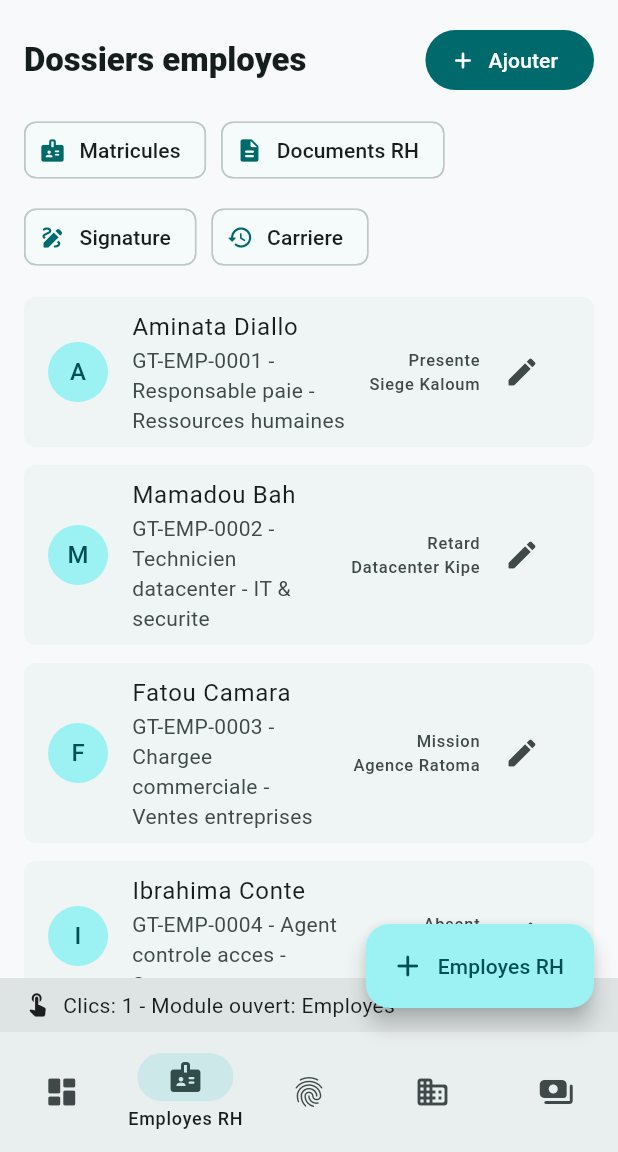
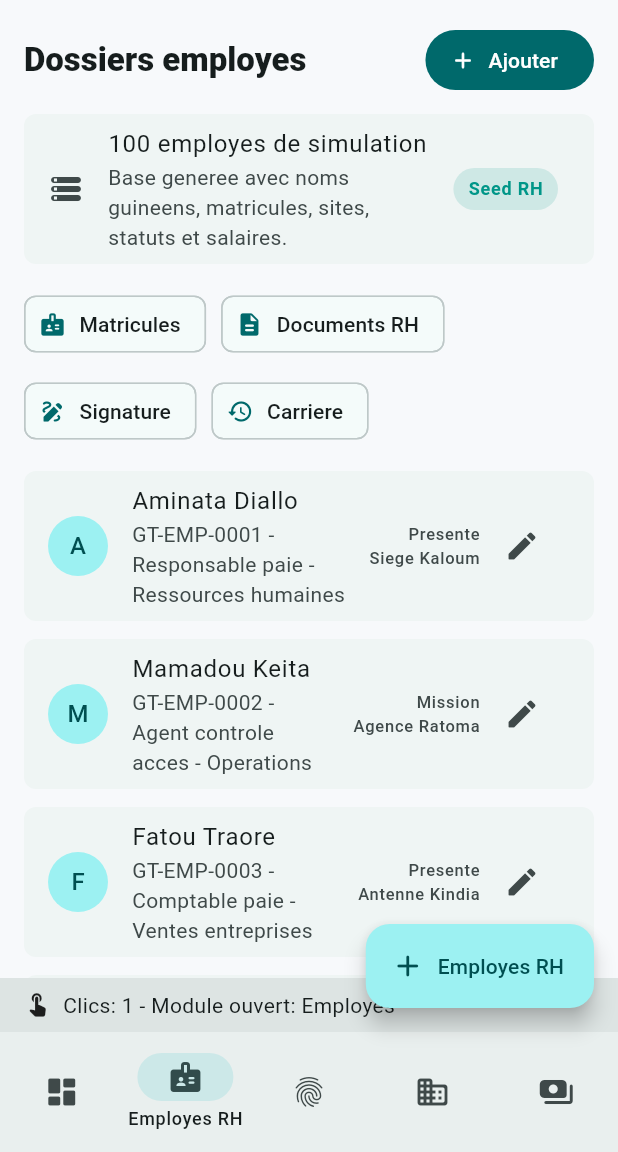
Before and after one commit to gaouchio92-droid/GeoTimeRH360, a Flutter app: the screen it shows after launch, item 2 of the bottom bar chosen, on a phone screen of 412 x 824 dp, the part 84-1236 px from its top. Run offline on Flutter 3.47's test engine with Material 3 defaults, Android fonts, the phone set to English and light mode, and no system bars.

Commit message:
Add PostgreSQL employee simulation seed

```diff
--- a/lib/data/demo_data.dart
+++ b/lib/data/demo_data.dart
@@ -243,60 +243,7 @@ class WorkforcePlan {
 }
 
 class DemoData {
-  static const employees = [
-    Employee(
-      name: 'Aminata Diallo',
-      employeeId: 'GT-EMP-0001',
-      role: 'Responsable paie',
-      department: 'Ressources humaines',
-      site: 'Siege Kaloum',
-      phone: '+224 620 11 22 33',
-      email: 'aminata.diallo@demo.gn',
-      status: 'Presente',
-      lateMinutes: 0,
-      overtimeHours: 4.5,
-      baseSalary: 9200000,
-    ),
-    Employee(
-      name: 'Mamadou Bah',
-      employeeId: 'GT-EMP-0002',
-      role: 'Technicien datacenter',
-      department: 'IT & securite',
-      site: 'Datacenter Kipe',
-      phone: '+224 624 55 44 22',
-      email: 'mamadou.bah@demo.gn',
-      status: 'Retard',
-      lateMinutes: 28,
-      overtimeHours: 9,
-      baseSalary: 7800000,
-    ),
-    Employee(
-      name: 'Fatou Camara',
-      employeeId: 'GT-EMP-0003',
-      role: 'Chargee commerciale',
-      department: 'Ventes entreprises',
-      site: 'Agence Ratoma',
-      phone: '+224 622 77 88 99',
-      email: 'fatou.camara@demo.gn',
-      status: 'Mission',
-      lateMinutes: 0,
-      overtimeHours: 2,
-      baseSalary: 6500000,
-    ),
-    Employee(
-      name: 'Ibrahima Conte',
-      employeeId: 'GT-EMP-0004',
-      role: 'Agent controle acces',
-      department: 'Surete',
-      site: 'Hopital Donka',
-      phone: '+224 628 70 70 10',
-      email: 'ibrahima.conte@demo.gn',
-      status: 'Absent',
-      lateMinutes: 0,
-      overtimeHours: 0,
-      baseSalary: 5100000,
-    ),
-  ];
+  static final employees = _buildEmployees();
 
   static const sites = [
     WorkSite(
@@ -365,7 +312,7 @@ class DemoData {
     allowances: 3400000,
     deductions: 510000,
     net: 28430000,
-    employeeCount: 244,
+    employeeCount: 100,
     pendingApprovals: 3,
   );
 
@@ -554,4 +501,112 @@ class DemoData {
   ];
 
   static const attendanceTrend = [82.0, 88.0, 91.0, 86.0, 94.0, 89.0, 96.0];
+
+  static List<Employee> _buildEmployees() {
+    const firstNames = [
+      'Aminata',
+      'Mamadou',
+      'Fatou',
+      'Ibrahima',
+      'Mariama',
+      'Alpha',
+      'Ousmane',
+      'Aissatou',
+      'Abdoulaye',
+      'Nene',
+      'Moussa',
+      'Hadja',
+      'Sekou',
+      'Kadiatou',
+      'Boubacar',
+      'Maimouna',
+      'Thierno',
+      'Ramatoulaye',
+      'Amadou',
+      'Fanta',
+    ];
+    const lastNames = [
+      'Diallo',
+      'Bah',
+      'Camara',
+      'Conte',
+      'Barry',
+      'Sow',
+      'Toure',
+      'Keita',
+      'Cisse',
+      'Kourouma',
+      'Sylla',
+      'Fofana',
+      'Kaba',
+      'Bangoura',
+      'Traore',
+      'Doumbouya',
+      'Cherif',
+      'Soumah',
+      'Camara',
+      'Diallo',
+    ];
+    const roles = [
+      'Responsable paie',
+      'Technicien datacenter',
+      'Charge commercial',
+      'Agent controle acces',
+      'Assistant RH',
+      'Manager agence',
+      'Comptable paie',
+      'Analyste performance',
+      'Agent terrain',
+      'Superviseur shift',
+    ];
+    const departments = [
+      'Ressources humaines',
+      'IT & securite',
+      'Ventes entreprises',
+      'Surete',
+      'Finance',
+      'Operations',
+      'Formation',
+      'Direction Generale',
+    ];
+    const sites = [
+      'Siege Kaloum',
+      'Datacenter Kipe',
+      'Agence Ratoma',
+      'Hopital Donka',
+      'Antenne Kindia',
+      'Bureau Boke',
+    ];
+    const statuses = ['Presente', 'Presente', 'Presente', 'Retard', 'Mission', 'Absent'];
+
+    return List<Employee>.generate(100, (index) {
+      final firstName = firstNames[index % firstNames.length];
+      final lastName = lastNames[(index * 7) % lastNames.length];
+      final role = roles[(index * 3) % roles.length];
+      final department = departments[(index * 5) % departments.length];
+      final site = sites[(index * 2) % sites.length];
+      final status = statuses[(index * 4) % statuses.length];
+      final lateMinutes = status == 'Retard' ? 5 + (index % 45) : 0;
+      final overtimeHours = (index % 6) * 1.5;
+      final salary = 4500000 + ((index % 12) * 450000);
+      final matricule = (index + 1).toString().padLeft(4, '0');
+      final phoneSuffix = (620000000 + (index * 13791)).toString();
+      final emailFirst = firstName.toLowerCase();
+      final emailLast = lastName.toLowerCase();
+
+      return Employee(
+        name: '$firstName $lastName',
+        employeeId: 'GT-EMP-$matricule',
+        role: role,
+        department: department,
+        site: site,
+        phone: '+224 $phoneSuffix',
+        email: '$emailFirst.$emailLast$matricule@geotime.gn',
+        status: status,
+        lateMinutes: lateMinutes,
+        overtimeHours: overtimeHours,
+        baseSalary: salary.toDouble(),
+      );
+    });
+  }
 }
--- a/lib/features/dashboard/dashboard_screen.dart
+++ b/lib/features/dashboard/dashboard_screen.dart
@@ -18,7 +18,7 @@ class DashboardScreen extends StatelessWidget {
           spacing: 12,
           runSpacing: 12,
           children: [
-            SizedBox(width: _cardWidth(context), child: MetricCard(title: strings.t('present'), value: '244', subtitle: '92% des effectifs actifs', icon: Icons.groups_rounded, color: scheme.primary)),
+            SizedBox(width: _cardWidth(context), child: MetricCard(title: strings.t('present'), value: '82', subtitle: '82% des 100 employes', icon: Icons.groups_rounded, color: scheme.primary)),
             SizedBox(width: _cardWidth(context), child: MetricCard(title: strings.t('late'), value: '18', subtitle: '6 critiques a traiter', icon: Icons.schedule_rounded, color: Colors.orange)),
             SizedBox(width: _cardWidth(context), child: MetricCard(title: strings.t('absent'), value: '12', subtitle: '4 absences injustifiees', icon: Icons.person_off_rounded, color: Colors.red)),
             SizedBox(width: _cardWidth(context), child: MetricCard(title: strings.t('netPayroll'), value: '27,4M GNF', subtitle: 'Cycle mai pret a valider', icon: Icons.payments_rounded, color: Colors.green)),
--- a/lib/features/employees/employees_screen.dart
+++ b/lib/features/employees/employees_screen.dart
@@ -26,6 +26,15 @@ class _EmployeesScreenState extends State<EmployeesScreen> {
             label: const Text('Ajouter'),
           ),
         ),
+        Card(
+          child: ListTile(
+            leading: const Icon(Icons.storage_rounded),
+            title: Text('${_employees.length} employes de simulation'),
+            subtitle: const Text('Base generee avec noms guineens, matricules, sites, statuts et salaires.'),
+            trailing: const StatusChip(label: 'Seed RH', color: Colors.teal),
+          ),
+        ),
+        const SizedBox(height: 16),
         Wrap(
           spacing: 10,
           runSpacing: 10,
```
Also changed, not shown: 5 other files.
